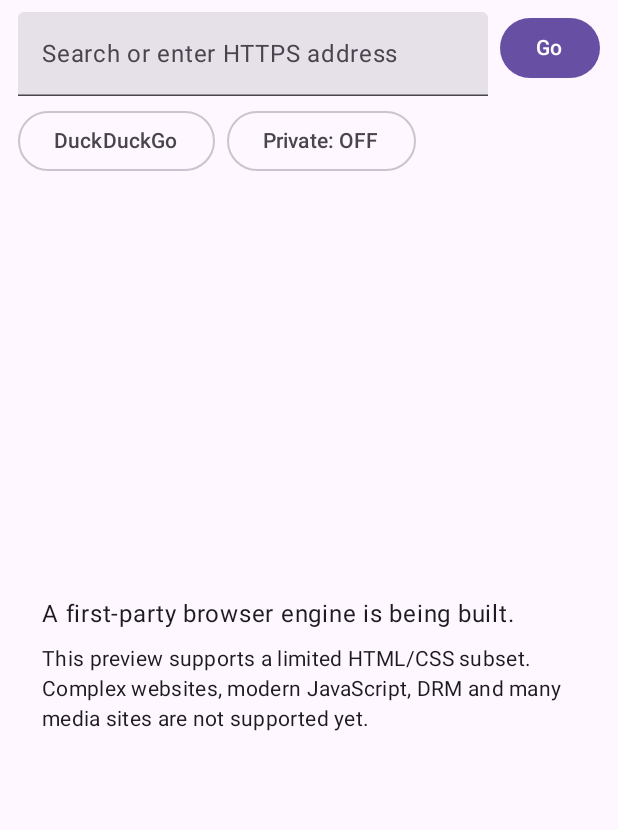
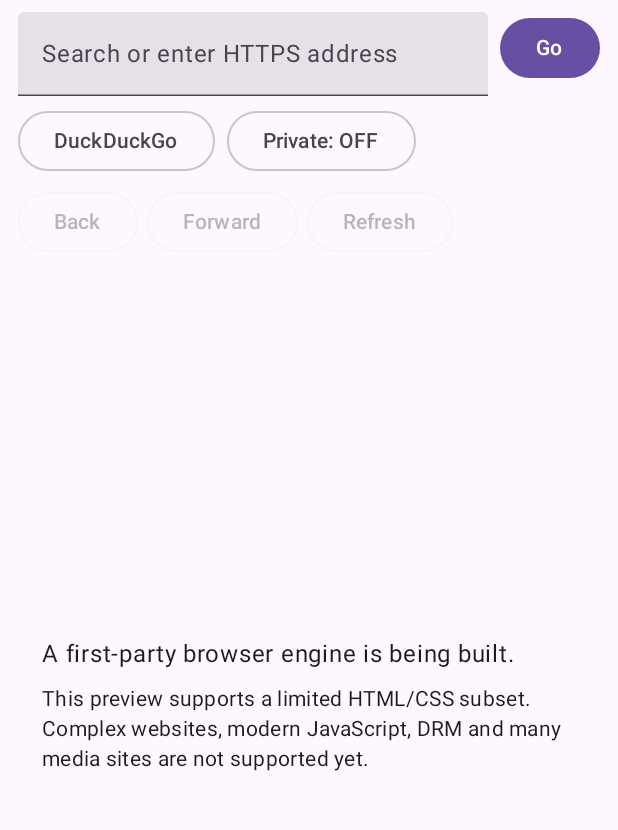
Before and after one commit to ishak6/fuck-ass-browser-, an Android app built with Jetpack Compose: the screen it shows after launch (MainActivity), after a tap on "Go", on a phone screen of 412 x 824 dp, the part 66-896 px from its top. Run offline under Robolectric (Android 15) with nearby library versions, the phone set to English and light mode, and no system bars.

Commit message:
Integrate native back, forward and refresh controls

```diff
--- a/app/src/main/java/com/fuckass/browser/MainActivity.kt
+++ b/app/src/main/java/com/fuckass/browser/MainActivity.kt
@@ -86,6 +86,7 @@ private fun BrowserShell(activity: ComponentActivity) {
     val privateProfile = remember { EphemeralPrivateProfile() }
     val persistentStore = remember(activity) { FileBrowserDataStore(activity.filesDir) }
     val generationCounter = remember { AtomicInteger(0) }
+    val navigationHistory = remember { BrowserNavigationHistory() }
     val sessionLock = remember { Any() }
     val scope = rememberCoroutineScope()
     val density = LocalDensity.current
@@ -97,6 +98,7 @@ private fun BrowserShell(activity: ComponentActivity) {
     var error by remember { mutableStateOf<String?>(null) }
     var page by remember { mutableStateOf<LoadedPage?>(null) }
     var navigationJob by remember { mutableStateOf<Job?>(null) }
+    var historySnapshot by remember { mutableStateOf(navigationHistory.snapshot()) }
 
     SideEffect {
         if (privateMode) activity.window.addFlags(WindowManager.LayoutParams.FLAG_SECURE)
@@ -117,7 +119,7 @@ private fun BrowserShell(activity: ComponentActivity) {
         }
     }
 
-    fun navigate(input: String) {
+    fun navigate(input: String, recordHistory: Boolean = true, onHistorySuccess: (() -> Unit)? = null) {
         val raw = input.trim()
         if (raw.isEmpty()) return
         val target = when {
@@ -173,7 +175,12 @@ private fun BrowserShell(activity: ComponentActivity) {
                     }
                     LoadedPage(target, title, layout, response.statusCode)
                 }
-                if (requestGeneration == generationCounter.get()) page = loaded
+                if (requestGeneration == generationCounter.get()) {
+                    if (onHistorySuccess != null) onHistorySuccess()
+                    else if (recordHistory) navigationHistory.record(target)
+                    historySnapshot = navigationHistory.snapshot()
+                    page = loaded
+                }
             } catch (failure: Exception) {
                 if (requestGeneration == generationCounter.get()) {
                     error = failure.message ?: "Page could not be loaded"
@@ -232,6 +239,8 @@ private fun BrowserShell(activity: ComponentActivity) {
                     error = null
                     privateMode = !privateMode
                     privateProfile.clear()
+                    navigationHistory.reset()
+                    historySnapshot = navigationHistory.snapshot()
                     page = null
                     address = ""
                 }) { Text(if (privateMode) "Private: ON" else "Private: OFF") }
@@ -253,6 +262,31 @@ private fun BrowserShell(activity: ComponentActivity) {
                         Text("Panic clear")
                     }
                 }
+            }
+            Row(
+                modifier = Modifier.fillMaxWidth().padding(top = 6.dp),
+                horizontalArrangement = Arrangement.spacedBy(6.dp)
+            ) {
+                OutlinedButton(
+                    onClick = {
+                        navigationHistory.previousUrl()?.let { target ->
+                            navigate(target, recordHistory = false) { navigationHistory.goBack() }
+                        }
+                    },
+                    enabled = historySnapshot.canGoBack && !loading
+                ) { Text("Back") }
+                OutlinedButton(
+                    onClick = {
+                        navigationHistory.nextUrl()?.let { target ->
+                            navigate(target, recordHistory = false) { navigationHistory.goForward() }
+                        }
+                    },
+                    enabled = historySnapshot.canGoForward && !loading
+                ) { Text("Forward") }
+                OutlinedButton(
+                    onClick = { if (address.isNotBlank()) navigate(address, recordHistory = false) },
+                    enabled = address.isNotBlank() && !loading
+                ) { Text("Refresh") }
             }
             if (privateMode) {
                 Text(
```
